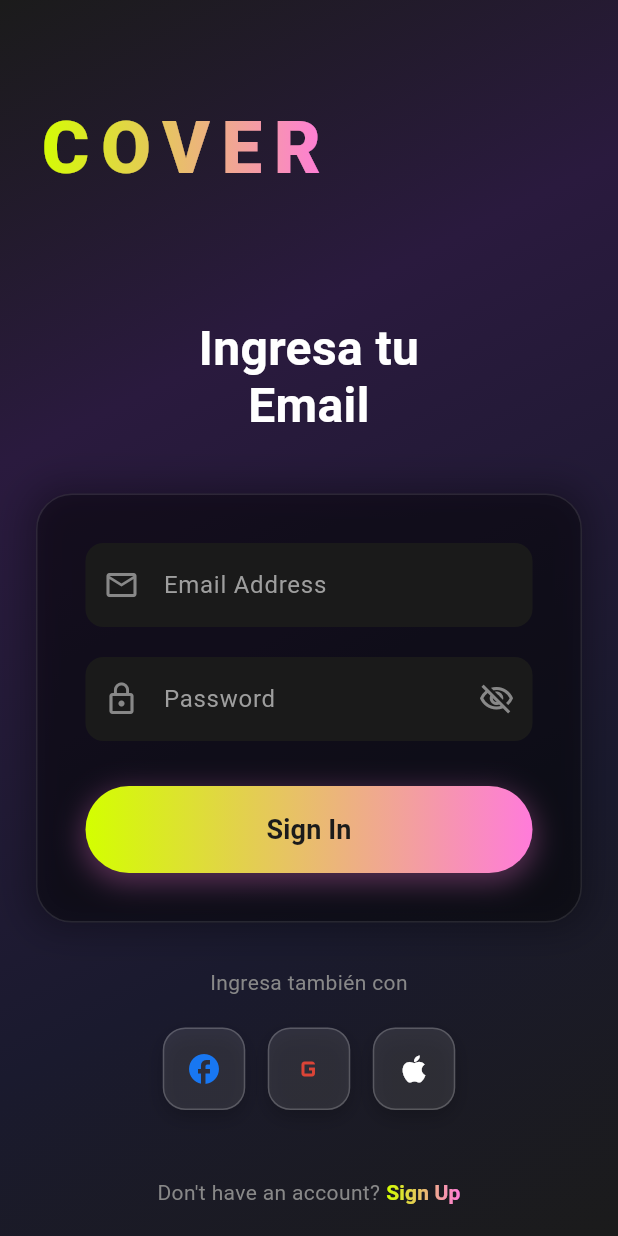
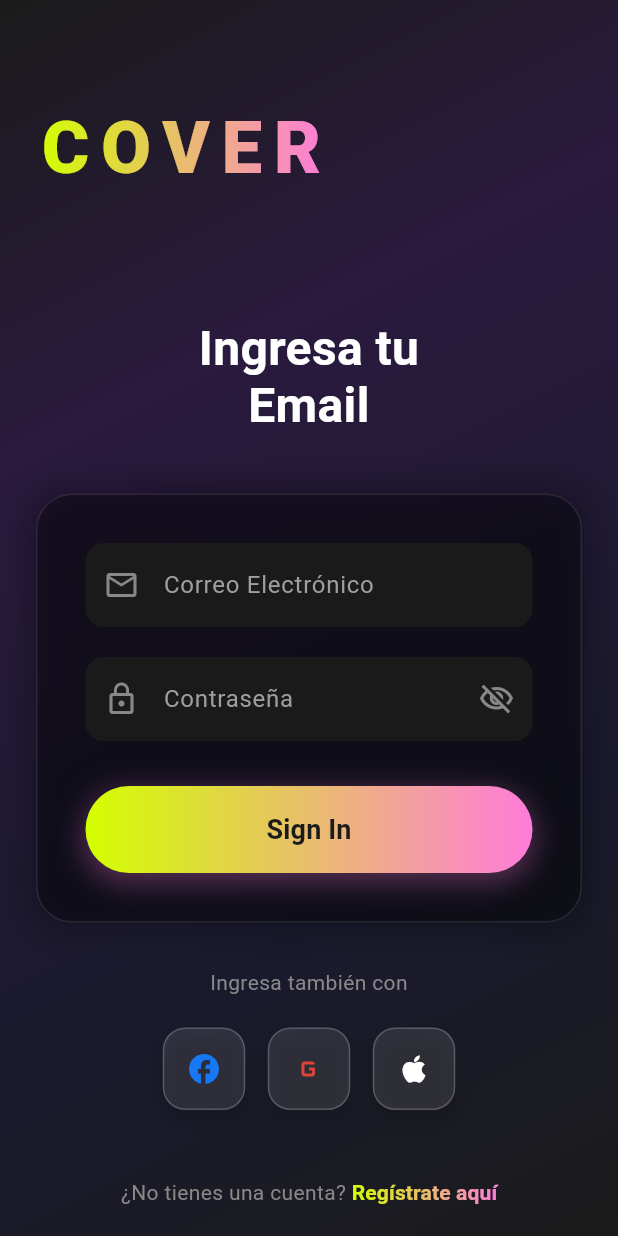
Before and after one commit to GadielBG/CoverFlutterFrontend, a Flutter app: the screen it shows after launch, on a phone screen of 412 x 824 dp. Run offline on Flutter 3.47's test engine with Material 3 defaults, Android fonts, the light colour scheme and no system bars; our stand-ins replace bloc, dio, equatable, flutter_bloc, get_it, shared_preferences.

Commit message:
fix: corrección de ingles a español para mantener coherencia

```diff
--- a/lib/presentation/pages/auth/login_page.dart
+++ b/lib/presentation/pages/auth/login_page.dart
@@ -135,7 +135,7 @@ class _LoginPageState extends State<LoginPage> {
                                   keyboardType: TextInputType.emailAddress,
                                   style: const TextStyle(color: Colors.white),
                                   decoration: const InputDecoration(
-                                    hintText: 'Email Address',
+                                    hintText: 'Correo Electrónico',
                                     prefixIcon: Icon(
                                       Icons.email_outlined,
                                       color: AppTheme.hintColor,
@@ -159,7 +159,7 @@ class _LoginPageState extends State<LoginPage> {
                                   obscureText: _obscurePassword,
                                   style: const TextStyle(color: Colors.white),
                                   decoration: InputDecoration(
-                                    hintText: 'Password',
+                                    hintText: 'Contraseña',
                                     prefixIcon: const Icon(
                                       Icons.lock_outline,
                                       color: AppTheme.hintColor,
@@ -270,7 +270,8 @@ class _LoginPageState extends State<LoginPage> {
                             mainAxisAlignment: MainAxisAlignment.center,
                             children: [
                               const Text(
-                                'Don\'t have an account? ',
+                                //'Don\'t have an account? ',
+                                '¿N\o tienes una cuenta? ',
                                 style: TextStyle(
                                   color: AppTheme.hintColor,
                                   fontSize: 14,
@@ -293,7 +294,7 @@ class _LoginPageState extends State<LoginPage> {
                                 child: ShaderMask(
                                   shaderCallback: (bounds) => AppTheme.buttonGradient.createShader(bounds),
                                   child: const Text(
-                                    'Sign Up',
+                                    'Regístrate aquí',
                                     style: TextStyle(
                                       color: Colors.white,
                                       fontWeight: FontWeight.bold,
```
